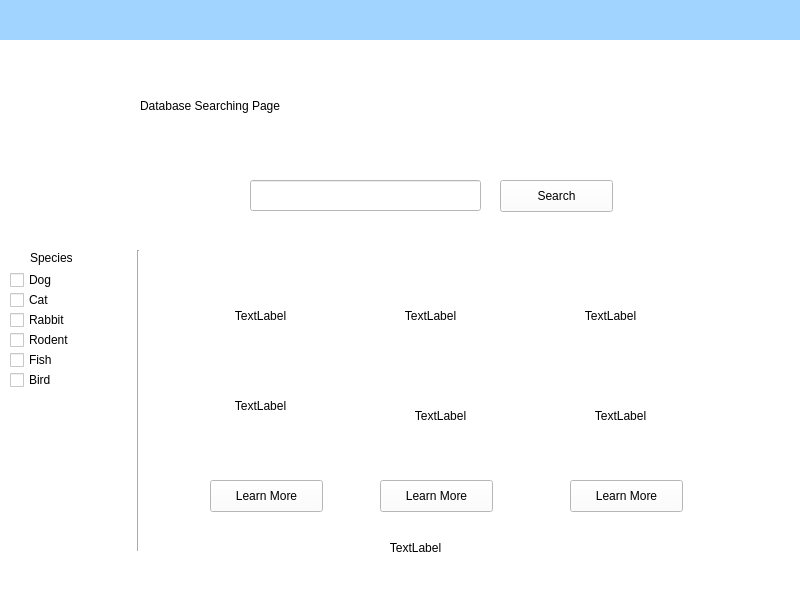
The window that team1_1/GUI/gui.ui (lee-anh/Adopet) describes before a commit, drawn with Qt 5.
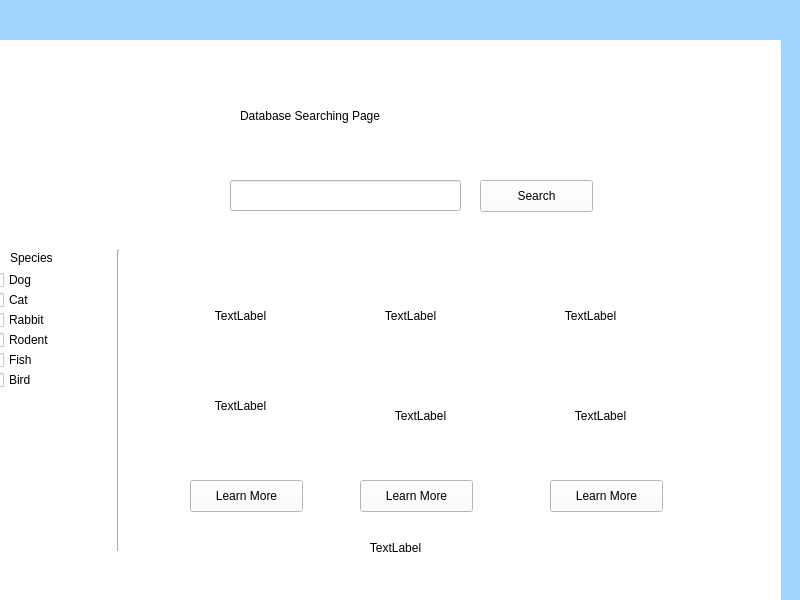
The same window after the commit.

Patch:
```diff
--- a/team1_1/GUI/gui.ui
+++ b/team1_1/GUI/gui.ui
@@ -19,7 +19,7 @@
   <widget class="QStackedWidget" name="stackedWidget">
    <property name="geometry">
     <rect>
-     <x>0</x>
+     <x>-20</x>
      <y>40</y>
      <width>801</width>
      <height>621</height>
@@ -51,8 +51,8 @@
     <widget class="QLabel" name="label_2">
      <property name="geometry">
       <rect>
-       <x>140</x>
-       <y>30</y>
+       <x>260</x>
+       <y>40</y>
        <width>241</width>
        <height>71</height>
       </rect>
```
